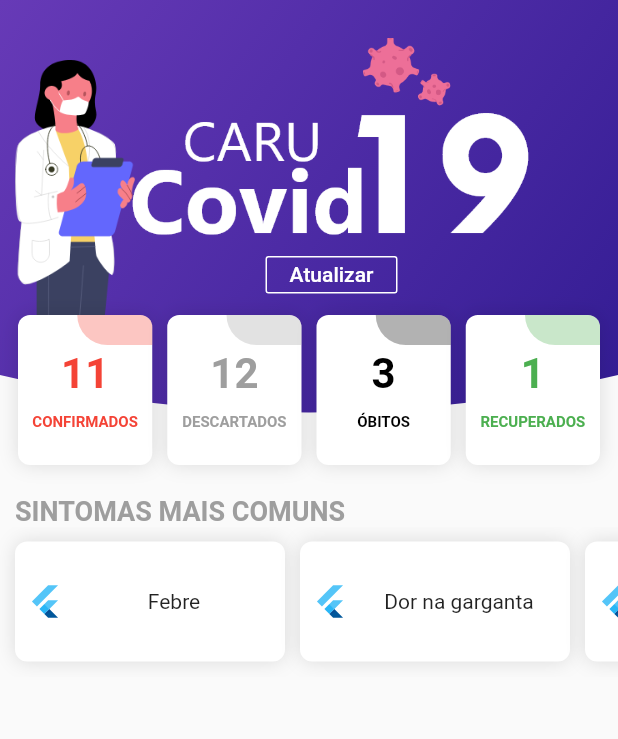
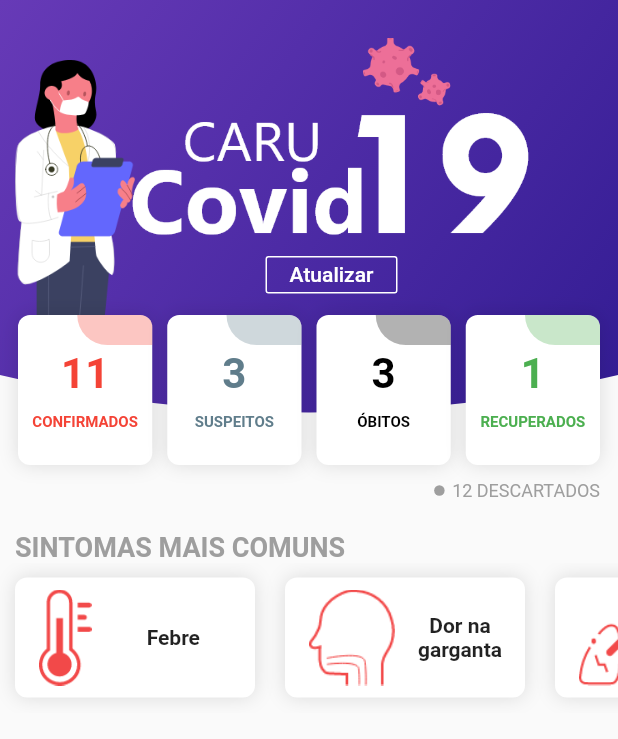
Before and after one commit to michaelmartins09/caru_covid_flutter, a Flutter app: the screen it shows after launch, on a phone screen of 412 x 824 dp. Shown: the top 739 px of the screen. Run offline on Flutter 3.47's test engine with Material 2 defaults, Android fonts, the phone set to English and light mode, and no system bars.

Commit message:
changed: info covid cards

```diff
--- a/lib/app/components/cards/card_symptoms.dart
+++ b/lib/app/components/cards/card_symptoms.dart
@@ -14,7 +14,7 @@ class CardSymptoms extends StatelessWidget {
         SizedBox(width: 10),
         Container(
           height: 80,
-          width: 180,
+          width: 160,
           decoration: BoxDecoration(
             color: Colors.white,
             borderRadius: BorderRadius.circular(8),
@@ -28,13 +28,20 @@ class CardSymptoms extends StatelessWidget {
           child: Row(
             children: <Widget>[
               SizedBox(width: 8),
-              FlutterLogo(),
+              Padding(
+                padding: const EdgeInsets.all(8),
+                child: Image.asset(pathImage),
+              ),
               Expanded(
-                child: Text(title??"text", textAlign: TextAlign.center,)
-              )
+                child: Text(title??"text", textAlign: TextAlign.center, style: TextStyle(
+                  fontWeight: FontWeight.bold
+                ))
+              ),
+              SizedBox(width: 8),
             ],
           ),
         ),
+        SizedBox(width: 10),
       ],
     );
   }
--- a/lib/app/pages/home/home_page.dart
+++ b/lib/app/pages/home/home_page.dart
@@ -68,16 +68,39 @@ class _HomePageState extends State<HomePage> {
                 ),
                 Padding(
                   padding: const EdgeInsets.only(left: 12, right: 12, top: 210, bottom: 20),
-                  child: Row(
+                  child: Column(
+                    children: <Widget>[
+                      Row(
                         mainAxisAlignment: MainAxisAlignment.spaceBetween,
                         children: <Widget>[
                           CardInfoCovid(title: "Confirmados", value: 11, color: Colors.red),
                           SizedBox(width: 10),
-                      CardInfoCovid(title: "Descartados", value: 12, color: Colors.grey),
+                          CardInfoCovid(title: "Suspeitos", value: 3, color: Colors.blueGrey),
                           SizedBox(width: 10),
                           CardInfoCovid(title: "Óbitos", value: 3, color: Colors.black),
                           SizedBox(width: 10),
                           CardInfoCovid(title: "Recuperados", value: 1, color: Colors.green),
+                        ],
+                      ),
+                      SizedBox(height: 10),
+                      Align(
+                        alignment: Alignment.centerRight,
+                        child: Row(
+                          mainAxisAlignment: MainAxisAlignment.end,
+                          children: <Widget>[
+                            Container(
+                              height: 7,
+                              width: 7,
+                              decoration: BoxDecoration(
+                                color: Colors.grey,
+                                shape: BoxShape.circle
+                              ),
+                            ),
+                            SizedBox(width: 5),
+                            Text("${12} DESCARTADOS", style: TextStyle(color: Colors.grey, fontSize: 12)),
+                          ],
+                        )
+                      )
                     ],
                   ),
                 )
@@ -99,10 +122,10 @@ class _HomePageState extends State<HomePage> {
                 padding: EdgeInsets.only(top: 10, bottom: 10),
                 child: Row(
                   children: <Widget>[
-                    CardSymptoms(title: "Febre"),
-                    CardSymptoms(title: "Dor na garganta"),
-                    CardSymptoms(title: "Falta de ar"),
-                    CardSymptoms(title: "Tosse (seca ou secretiva)"),
+                    CardSymptoms(title: "Febre", pathImage: pathFebre),
+                    CardSymptoms(title: "Dor na garganta", pathImage: pathGarganta),
+                    CardSymptoms(title: "Falta de ar", pathImage: pathAr),
+                    CardSymptoms(title: "Tosse (seca ou secretiva)", pathImage: pathTosse),
                   ],
                 ),
               ),
--- a/lib/app/pages/root/root_app.dart
+++ b/lib/app/pages/root/root_app.dart
@@ -7,7 +7,7 @@ class RootApp extends StatelessWidget {
     return MaterialApp(
       debugShowCheckedModeBanner: false,
       theme: ThemeData(
-        primaryColor: Colors.deepPurple
+        primaryColor: Colors.deepPurple,
       ),
       home: HomePage(),
     );
--- a/lib/app/shared/constants/strings.dart
+++ b/lib/app/shared/constants/strings.dart
@@ -1,3 +1,8 @@
 const String pathLogo = "assets/logo/logo_covid_caru.png";
 
 const String pathMedicWoman = "assets/images/medic_woman.png";
+
+const String pathTosse = "assets/images/tosse.png";
+const String pathAr = "assets/images/ar.png";
+const String pathFebre = "assets/images/febre.png";
+const String pathGarganta = "assets/images/garganta.png";
--- a/pubspec.yaml
+++ b/pubspec.yaml
@@ -48,6 +48,10 @@ flutter:
   assets:
     - assets/logo/logo_covid_caru.png
     - assets/images/medic_woman.png
+    - assets/images/tosse.png
+    - assets/images/ar.png
+    - assets/images/garganta.png
+    - assets/images/febre.png
 
   # An image asset can refer to one or more resolution-specific "variants", see
   # https://flutter.dev/assets-and-images/#resolution-aware.
```
Also changed, not shown: assets/images/ar.png (added), assets/images/febre.png (added), assets/images/garganta.png (added), assets/images/tosse.png (added). Lines whose indentation alone changed are shown as unchanged.
